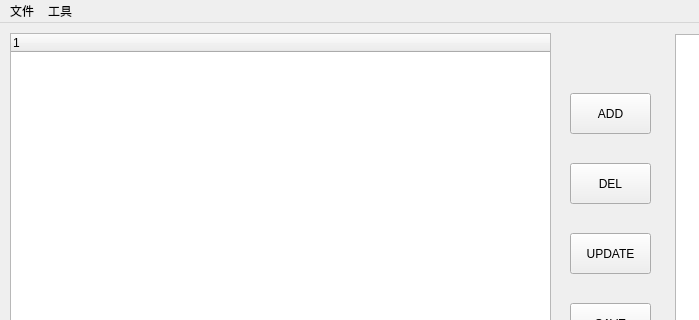
Before: the Qt Designer form Designer/ProtoUI.ui in Addision/ProtoTool, drawn with Qt 5; both pictures show x 0 to 699 and y 0 to 320 of the 989 by 788 pixel window.
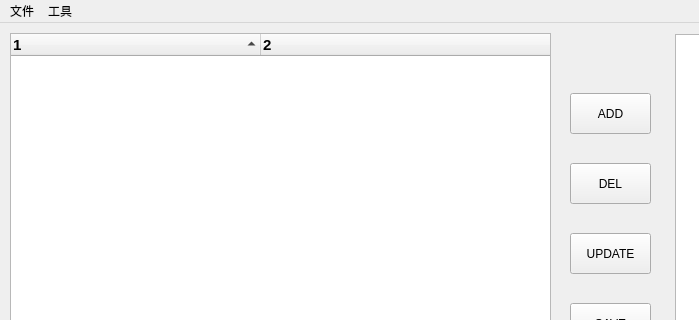
After: the same form once the commit is applied.

The edit to the form file:
```diff
--- a/Designer/ProtoUI.ui
+++ b/Designer/ProtoUI.ui
@@ -23,6 +23,39 @@
       <height>731</height>
      </rect>
     </property>
+    <property name="font">
+     <font>
+      <family>Arial</family>
+      <pointsize>11</pointsize>
+      <weight>75</weight>
+      <bold>true</bold>
+     </font>
+    </property>
+    <property name="autoExpandDelay">
+     <number>-1</number>
+    </property>
+    <property name="indentation">
+     <number>10</number>
+    </property>
+    <property name="sortingEnabled">
+     <bool>true</bool>
+    </property>
+    <property name="columnCount">
+     <number>2</number>
+    </property>
+    <attribute name="headerDefaultSectionSize">
+     <number>250</number>
+    </attribute>
+    <column>
+     <property name="text">
+      <string notr="true">1</string>
+     </property>
+    </column>
+    <column>
+     <property name="text">
+      <string notr="true">2</string>
+     </property>
+    </column>
    </widget>
    <widget class="QFrame" name="frame">
     <property name="geometry">
```
